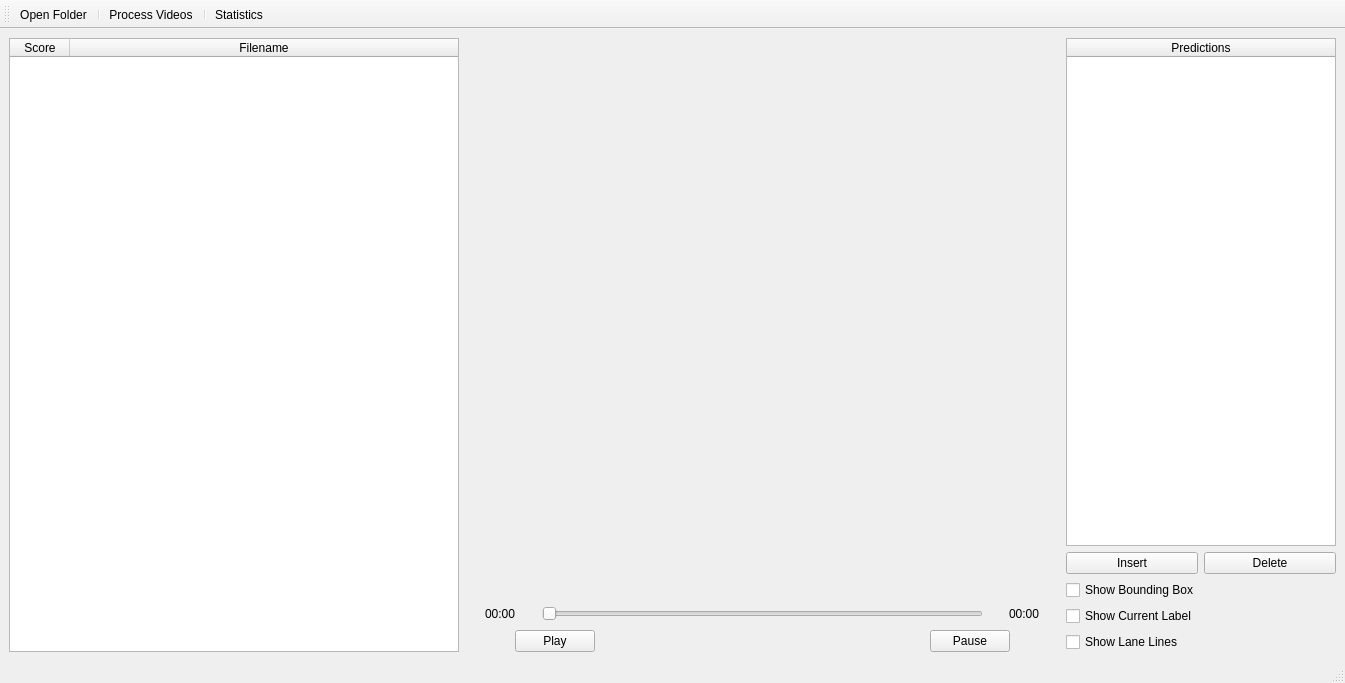
Qt form App.ui (byq-luo/bosch) before a commit.
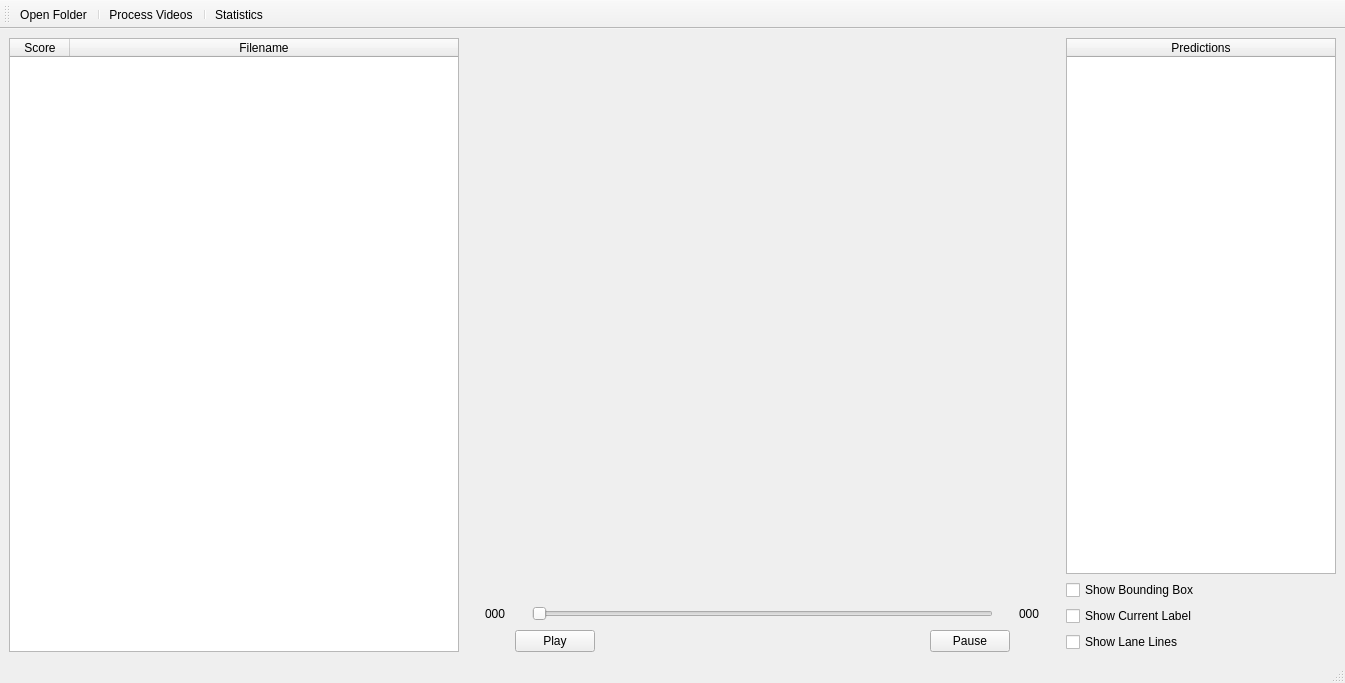
The same form after that commit. Custom widgets are drawn as their Qt base class.

Commit message: Remove buttons from UI.

Diff of the .ui file:
```diff
--- a/App.ui
+++ b/App.ui
@@ -111,7 +111,7 @@
         <item>
          <widget class="QLabel" name="currentVideoTime">
           <property name="text">
-           <string>00:00</string>
+           <string>000</string>
           </property>
          </widget>
         </item>
@@ -166,7 +166,7 @@
         <item>
          <widget class="QLabel" name="fullVideoTime">
           <property name="text">
-           <string>00:00</string>
+           <string>000</string>
           </property>
          </widget>
         </item>
@@ -292,22 +292,7 @@
        </widget>
       </item>
       <item>
-       <layout class="QHBoxLayout" name="horizontalLayout_4">
-        <item>
-         <widget class="QPushButton" name="pushButton">
-          <property name="text">
-           <string>Insert</string>
-          </property>
-         </widget>
-        </item>
-        <item>
-         <widget class="QPushButton" name="pushButton_2">
-          <property name="text">
-           <string>Delete</string>
-          </property>
-         </widget>
-        </item>
-       </layout>
+       <layout class="QHBoxLayout" name="horizontalLayout_4"/>
       </item>
       <item>
        <widget class="QCheckBox" name="boundingBoxCheckbox">
```
The commit also changes 1 other file.
